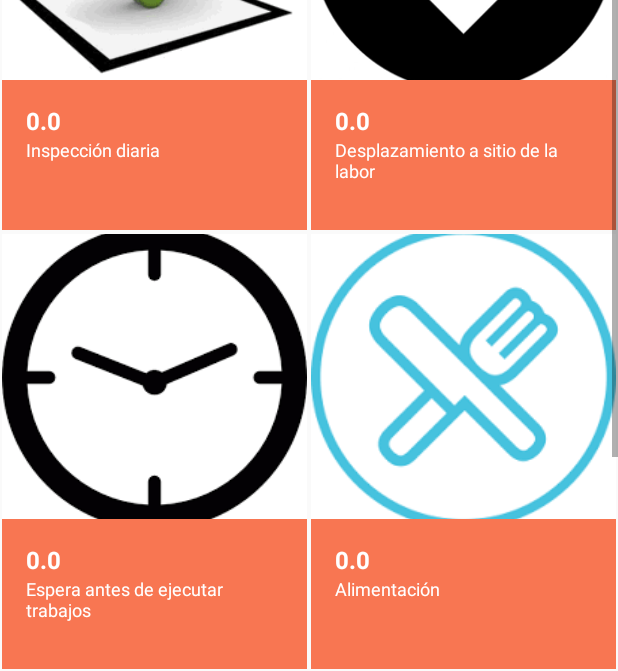
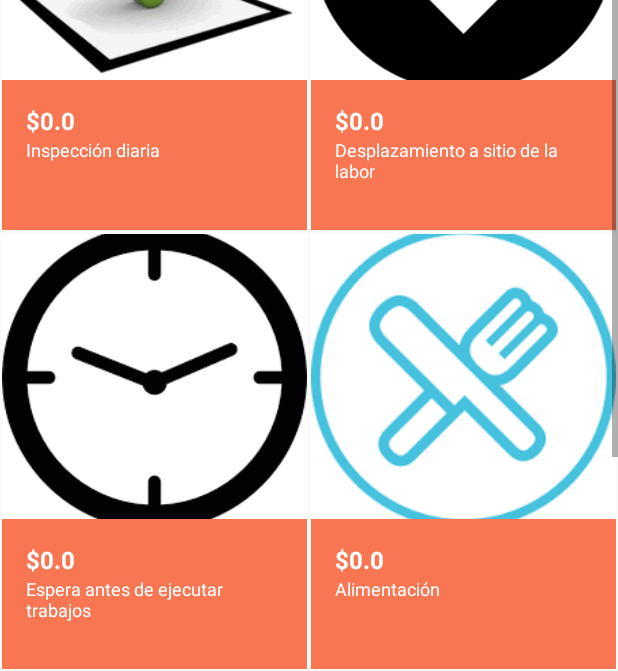
Before and after one commit to diegoochoac/ConcentradorEventos, an Android app: the MainActivity screen opened directly, with no data from a screen before it, after a tap on "REGISTRO EVENTO", on a phone screen of 412 x 824 dp. Shown: the part 363-1034 px from the top of the screen. Run offline under Robolectric (Android 15) with nearby library versions, the phone set to English and light mode, and no system bars; pictures from the network do not load.

Commit message:
actualizacion desde portatil

```diff
--- a/app/src/main/java/utils/AdaptadorCategorias.java
+++ b/app/src/main/java/utils/AdaptadorCategorias.java
@@ -1,7 +1,7 @@
 package utils;
 
+import android.content.Context;
 import android.support.v7.widget.RecyclerView;
-import android.util.Log;
 import android.view.LayoutInflater;
 import android.view.View;
 import android.view.ViewGroup;
@@ -13,8 +13,6 @@ import com.concentrador.agrum.concentradoreventos.R;
 
 import java.util.List;
 
-import basedatos.evento.TipoEvento;
-
 /**
  * Adaptador para comidas usadas en la sección "Categorías"
  */
@@ -23,16 +21,15 @@ public class AdaptadorCategorias extends RecyclerView.Adapter<AdaptadorCategoria
 
     private final List<Eventos> items;
 
-    static ItemClickListener clickListener;
+    private int rowLayout;
+    private Context mContext;
+    private ItemClickListener clickListener;
 
-
-
-    public static class ViewHolder extends RecyclerView.ViewHolder implements View.OnClickListener{
+    public class ViewHolder extends RecyclerView.ViewHolder implements View.OnClickListener {
         // Campos respectivos de un item
         public TextView nombre;
         public TextView precio;
         public ImageView imagen;
-
 
         public ViewHolder(View v) {
             super(v);
@@ -46,28 +43,22 @@ public class AdaptadorCategorias extends RecyclerView.Adapter<AdaptadorCategoria
 
         @Override
         public void onClick(View view) {
-            //Log.i("posision","posicion:");
-            if(clickListener != null){
-                clickListener.onClick(view, getAdapterPosition()); //OnItemClickListener mItemClickListener;
-            }
+            if (clickListener != null) clickListener.onClick(view, getAdapterPosition());
         }
     }
-
-
-    public void setClickListener(ItemClickListener itemClickListener){
-        this.clickListener = itemClickListener;
-    }
-
 
 
     public AdaptadorCategorias(List<Eventos> items) {
         this.items = items;
     }
 
-
     @Override
     public int getItemCount() {
         return items.size();
+    }
+
+    public void setClickListener(ItemClickListener itemClickListener) {
+        this.clickListener = itemClickListener;
     }
 
     @Override
@@ -86,7 +77,7 @@ public class AdaptadorCategorias extends RecyclerView.Adapter<AdaptadorCategoria
                 .centerCrop()
                 .into(viewHolder.imagen);
         viewHolder.nombre.setText(item.getNombre());
-        viewHolder.precio.setText("" + item.getPrecio());
+        viewHolder.precio.setText("$" + item.getPrecio());
 
     }
 
--- a/app/src/main/java/utils/ItemClickListener.java
+++ b/app/src/main/java/utils/ItemClickListener.java
@@ -3,8 +3,9 @@ package utils;
 import android.view.View;
 
 /**
- * Created by diego on 26/10/16.
+ * Created by diego on 27/10/16.
  */
+
 public interface ItemClickListener {
-    void onClick(View view , int position);
+    void onClick(View view, int position);
 }
--- a/build.gradle
+++ b/build.gradle
@@ -5,7 +5,7 @@ buildscript {
         jcenter()
     }
     dependencies {
-        classpath 'com.android.tools.build:gradle:2.1.3'
+        classpath 'com.android.tools.build:gradle:2.2.1'
 
         // NOTE: Do not place your application dependencies here; they belong
         // in the individual module build.gradle files
```
Also changed, not shown: app/src/main/java/com/concentrador/agrum/concentradoreventos/MainActivity.java (+69 -1 lines), app/src/main/java/fragments/FragmentoCategoria.java (+9 -17 lines).
